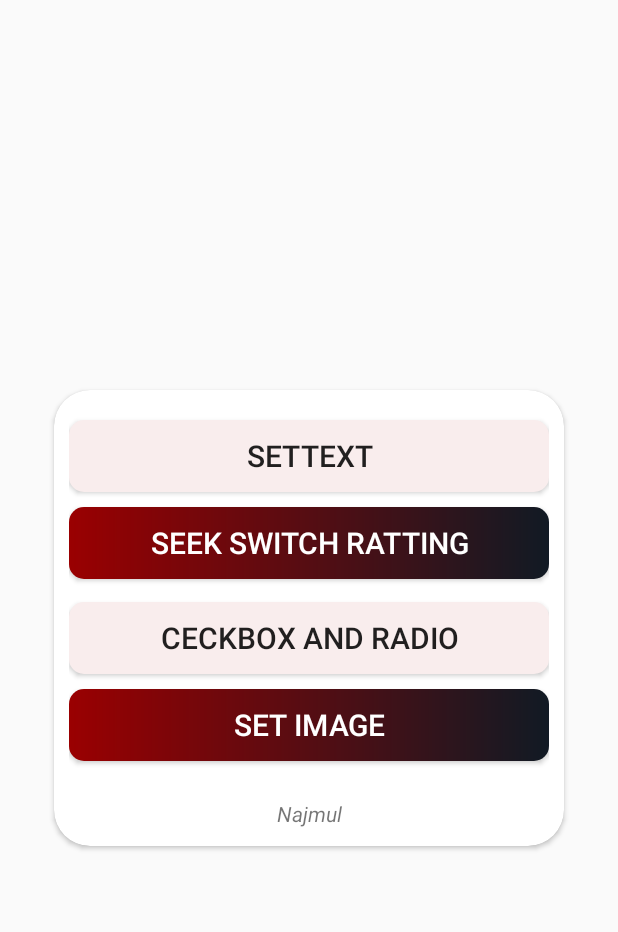
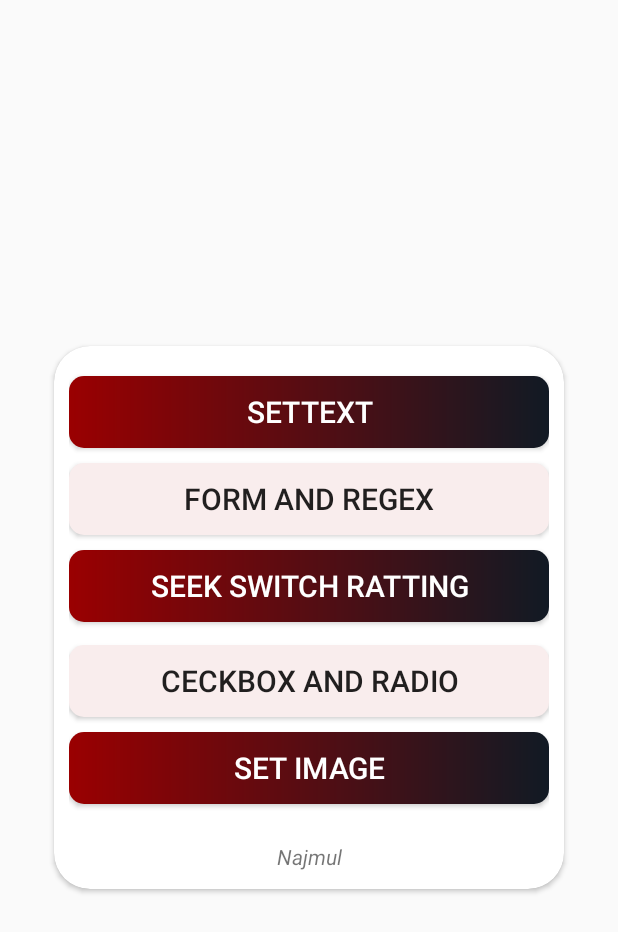
Before and after one commit to najmul19/assignment1, an Android app: the home screen opened directly, with no data from a screen before it, on a phone screen of 412 x 824 dp. Shown: the top 932 px of the screen. Run offline under Robolectric (Android 15) with nearby library versions, the phone set to English and light mode, and no system bars.

Commit message:
p commit

```diff
--- a/app/src/main/AndroidManifest.xml
+++ b/app/src/main/AndroidManifest.xml
@@ -12,6 +12,12 @@
         android:supportsRtl="true"
         android:theme="@style/Theme.Assignment1"
         tools:targetApi="31">
+        <activity
+            android:name=".Test"
+            android:exported="false" />
+        <activity
+            android:name=".RegexValidation"
+            android:exported="false" />
         <activity
             android:name=".custom_switch"
             android:exported="false" />
--- a/app/src/main/java/com/example/assignment1/home.java
+++ b/app/src/main/java/com/example/assignment1/home.java
@@ -14,7 +14,7 @@ public class home extends AppCompatActivity {
     //change 1git
     // change 2
 
-    private Button btnText,btnImage,btnCheckRadio,btnSeekSwitchRatting;
+    private Button btnText,btnImage,btnCheckRadio,btnSeekSwitchRatting,formANdRegexValidation;
     @Override
     protected void onCreate(Bundle savedInstanceState) {
         super.onCreate(savedInstanceState);
@@ -24,6 +24,7 @@ public class home extends AppCompatActivity {
         btnText = findViewById(R.id.btntext);
         btnImage = findViewById(R.id.btnimage);
         btnCheckRadio = findViewById(R.id.btnCheckRadio);
+        formANdRegexValidation = findViewById(R.id.btnFormRegex);
 
         btnSeekSwitchRatting = findViewById(R.id.btnSeekbarRatingBarSwitch);
 
@@ -43,5 +44,11 @@ public class home extends AppCompatActivity {
             Intent intent = new Intent(this, seekBar.class);
             startActivity(intent);
         });
+
+        formANdRegexValidation.setOnClickListener(v -> {
+            Intent intent = new Intent(this, RegexValidation.class);
+            startActivity(intent);
+        });
+
     }
 }
--- a/app/src/main/res/layout/activity_home.xml
+++ b/app/src/main/res/layout/activity_home.xml
@@ -30,12 +30,23 @@
         android:layout_width="match_parent"
         android:layout_height="wrap_content"
         android:textSize="20sp"
-        android:background="@drawable/btn_plan"
+        android:background="@drawable/btn10_plan"
         android:elevation="100dp"
         android:layout_marginTop="10dp"
         android:layout_marginBottom="10dp"
         android:textAllCaps="true"
+        android:textColor="@color/white"
         android:text="SetText" />
+    <Button
+        android:id="@+id/btnFormRegex"
+        android:layout_width="match_parent"
+        android:layout_height="wrap_content"
+        android:textSize="20sp"
+        android:background="@drawable/btn_plan"
+        android:elevation="100dp"
+        android:layout_marginBottom="10dp"
+        android:textAllCaps="true"
+        android:text="Form and Regex" />
     <Button
         android:id="@+id/btnSeekbarRatingBarSwitch"
         android:layout_width="match_parent"
--- a/app/src/main/res/values/strings.xml
+++ b/app/src/main/res/values/strings.xml
@@ -2,4 +2,8 @@
     <string name="app_name">assignment1</string>
 
     <string name="login_btn_name">Login</string>
+    <string name="hello_world">Hello World</string>
+    <string name="sign_up">Sign Up</string>
+    <string name="textview_is_cleared">TextView is Cleared!!</string>
+    <string name="student_information">Student Information</string>
 </resources>
```
Also changed, not shown: app/src/main/res/values/colors.xml (+10 -2 lines).
